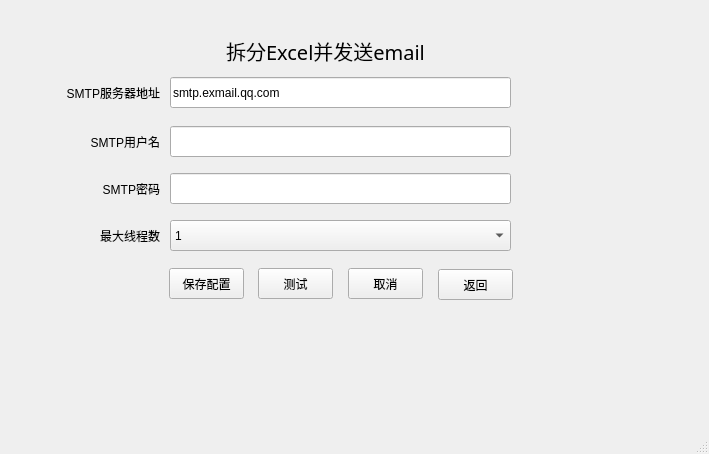
Qt form configsetting.ui (ainiaa/splitExcel) before a commit.
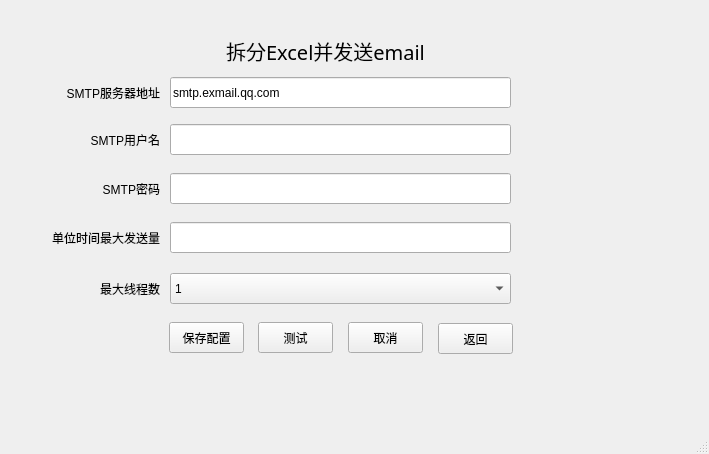
The same form after that commit. Icons and pictures are not drawn.

Commit message: 添加配置项：单位时间最大发送量

Patch:
```diff
--- a/configsetting.ui
+++ b/configsetting.ui
@@ -18,7 +18,7 @@
     <property name="geometry">
      <rect>
       <x>169</x>
-      <y>268</y>
+      <y>322</y>
       <width>75</width>
       <height>31</height>
      </rect>
@@ -101,7 +101,7 @@
     <property name="geometry">
      <rect>
       <x>348</x>
-      <y>268</y>
+      <y>322</y>
       <width>75</width>
       <height>31</height>
      </rect>
@@ -114,7 +114,7 @@
     <property name="geometry">
      <rect>
       <x>170</x>
-      <y>126</y>
+      <y>124</y>
       <width>341</width>
       <height>31</height>
      </rect>
@@ -124,7 +124,7 @@
     <property name="geometry">
      <rect>
       <x>69</x>
-      <y>126</y>
+      <y>124</y>
       <width>91</width>
       <height>31</height>
      </rect>
@@ -169,7 +169,7 @@
     <property name="geometry">
      <rect>
       <x>69</x>
-      <y>220</y>
+      <y>273</y>
       <width>91</width>
       <height>31</height>
      </rect>
@@ -185,7 +185,7 @@
     <property name="geometry">
      <rect>
       <x>438</x>
-      <y>269</y>
+      <y>323</y>
       <width>75</width>
       <height>31</height>
      </rect>
@@ -198,7 +198,7 @@
     <property name="geometry">
      <rect>
       <x>258</x>
-      <y>268</y>
+      <y>322</y>
       <width>75</width>
       <height>31</height>
      </rect>
@@ -211,7 +211,7 @@
     <property name="geometry">
      <rect>
       <x>170</x>
-      <y>220</y>
+      <y>273</y>
       <width>341</width>
       <height>31</height>
      </rect>
@@ -257,6 +257,38 @@
      </property>
     </item>
    </widget>
+   <widget class="QLabel" name="maxProcessPerPeriodLabel">
+    <property name="geometry">
+     <rect>
+      <x>49</x>
+      <y>222</y>
+      <width>111</width>
+      <height>31</height>
+     </rect>
+    </property>
+    <property name="text">
+     <string>单位时间最大发送量</string>
+    </property>
+    <property name="alignment">
+     <set>Qt::AlignRight|Qt::AlignTrailing|Qt::AlignVCenter</set>
+    </property>
+   </widget>
+   <widget class="QLineEdit" name="maxProcessPerPeriodLineEdit">
+    <property name="geometry">
+     <rect>
+      <x>170</x>
+      <y>222</y>
+      <width>341</width>
+      <height>31</height>
+     </rect>
+    </property>
+    <property name="inputMethodHints">
+     <set>Qt::ImhNone</set>
+    </property>
+    <property name="echoMode">
+     <enum>QLineEdit::Normal</enum>
+    </property>
+   </widget>
   </widget>
   <widget class="QMenuBar" name="menubar">
    <property name="geometry">
```
The commit also changes 2 other files.
